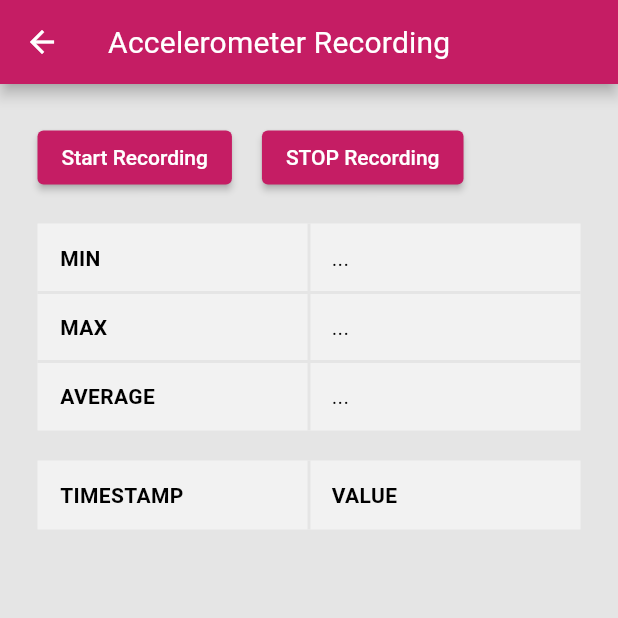
After one commit to hraschan/flutter_sensor_libary_app, a Flutter app: the AccelerometerRoute screen opened directly, after a tap on "RECORDINGS", on a phone screen of 412 x 824 dp, the top half of it. The commit adds this screen. Run offline on Flutter 3.47's test engine with Material 2 defaults, Android fonts, the phone set to English and light mode, and no system bars; our stand-ins replace flutter_map, latlong2, weather_icons; missing offline and left inert: sensor_library.

Commit message:
Added Screen to record Accelerometer and display values

```diff
--- /dev/null
+++ b/lib/routes/accelerometer_recording_route.dart
@@ -0,0 +1,193 @@
+import 'dart:async';
+
+import 'package:flutter/material.dart';
+import 'package:sensor_libary_test_app/themes/custom_colors.dart';
+import 'package:sensor_library/models/value_interpret/movement.dart';
+
+class AccelerometerRecordingRoute extends StatefulWidget {
+  const AccelerometerRecordingRoute({Key? key}) : super(key: key);
+
+  @override
+  _AccelerometerRecordingState createState() => _AccelerometerRecordingState();
+}
+
+class _AccelerometerRecordingState extends State<AccelerometerRecordingRoute> {
+  late Movement movement;
+  int milisec = 500;
+
+  Timer? timer;
+
+  var startButtonText = "Start Recording";
+
+  var minAcc = "...";
+  var maxAcc = "...";
+  var averageAcc = "...";
+
+  var records = <TableRow>[];
+
+  static const headingStyle = TextStyle(fontWeight: FontWeight.bold);
+
+  static const tableBorder = TableBorder(
+      horizontalInside:
+          BorderSide(width: 2, color: Background, style: BorderStyle.solid),
+      verticalInside:
+          BorderSide(width: 2, color: Background, style: BorderStyle.solid));
+
+  var tablePadding = const EdgeInsets.all(15.0);
+
+  @override
+  void initState() {
+    super.initState();
+    movement = Movement(inMillis: milisec);
+  }
+
+  void _startRecording() {
+    print("START");
+
+    setState(() {
+      records = <TableRow>[];
+    });
+
+    movement.startTracking(milisec);
+
+    timer = Timer.periodic(
+        Duration(milliseconds: milisec), (Timer t) => updateRecordTable());
+  }
+
+  void _stopRecording() {
+    print("STOP");
+    var minValue = movement.getMinAcceleration();
+    var maxValue = movement.getMaxAcceleration();
+    var averageValue = movement.getAvgAcceleration();
+
+    setState(() {
+      minAcc = minValue.value.toString();
+      maxAcc = maxValue.value.toString();
+      averageAcc = averageValue.value.toString();
+    });
+
+    timer?.cancel();
+
+    startButtonText = "RESTART Recording";
+    // movement.stopTracking();
+  }
+
+  @override
+  Widget build(BuildContext context) {
+    return Scaffold(
+        appBar: AppBar(
+          title: const Text("Accelerometer Recording"),
+        ),
+        body: SingleChildScrollView(
+            child: Padding(
+                padding: const EdgeInsets.all(25.0),
+                child: Column(
+                  children: [
+                    Row(children: [
+                      ElevatedButton(
+                        onPressed: () {
+                          _startRecording();
+                        },
+                        child: Text(startButtonText),
+                      ),
+                      const SizedBox(width: 20),
+                      ElevatedButton(
+                        onPressed: () {
+                          _stopRecording();
+                        },
+                        child: const Text('STOP Recording'),
+                      )
+                    ]),
+                    const SizedBox(height: 20),
+                    Table(
+                      border: tableBorder,
+                      children: [
+                        TableRow(
+                            decoration: const BoxDecoration(color: AccentWhite),
+                            children: [
+                              TableCell(
+                                  child: Padding(
+                                      padding: tablePadding,
+                                      child: Text('Min'.toUpperCase(),
+                                          style: headingStyle))),
+                              TableCell(
+                                  child: Padding(
+                                      padding: tablePadding,
+                                      child: Text(minAcc)))
+                            ]),
+                        TableRow(
+                            decoration: const BoxDecoration(color: AccentWhite),
+                            children: [
+                              TableCell(
+                                  child: Padding(
+                                      padding: tablePadding,
+                                      child: Text("Max".toUpperCase(),
+                                          style: headingStyle))),
+                              TableCell(
+                                  child: Padding(
+                                      padding: tablePadding,
+                                      child: Text(maxAcc)))
+                            ]),
+                        TableRow(
+                            decoration: const BoxDecoration(color: AccentWhite),
+                            children: [
+                              TableCell(
+                                  child: Padding(
+                                      padding: tablePadding,
+                                      child: Text("Average".toUpperCase(),
+                                          style: headingStyle))),
+                              TableCell(
+                                  child: Padding(
+                                      padding: tablePadding,
+                                      child: Text(averageAcc)))
+                            ])
+                      ],
+                    ),
+                    const SizedBox(height: 20),
+                    Table(
+                      border: tableBorder,
+                      children: [
+                        TableRow(
+                            decoration: const BoxDecoration(color: AccentWhite),
+                            children: [
+                              TableCell(
+                                  child: Padding(
+                                      padding: tablePadding,
+                                      child: Text("TimeStamp".toUpperCase(),
+                                          style: headingStyle))),
+                              TableCell(
+                                  child: Padding(
+                                      padding: tablePadding,
+                                      child: Text("Value".toUpperCase(),
+                                          style: headingStyle)))
+                            ]),
+                        ...records
+                      ],
+                    )
+                  ],
+                ))));
+  }
+
+  updateRecordTable() {
+    var now = DateTime.now();
+    var data = movement.getAccelerationAtTimestamp(now);
+
+    var newRecord = TableRow(
+        decoration: const BoxDecoration(color: AccentWhite),
+        children: [
+          TableCell(
+              child:
+                  Padding(padding: tablePadding, child: Text(now.toString()))),
+          TableCell(
+              child: Padding(
+                  padding: tablePadding, child: Text(data.value.toString())))
+        ]);
+
+    var updatedRecors = records;
+    updatedRecors.add(newRecord);
+
+    setState(() {
+      records = updatedRecors;
+    });
+  }
+}
--- a/lib/routes/accelerometer_route.dart
+++ b/lib/routes/accelerometer_route.dart
@@ -1,4 +1,6 @@
 import 'package:flutter/material.dart';
+import 'package:sensor_libary_test_app/routes/accelerometer_recording_route.dart';
+import 'package:sensor_libary_test_app/widgets/record_button_widget.dart';
 import 'package:sensor_library/models/raw_sensors/accelerometer.dart';
 import 'package:sensor_library/models/return_types/sensor_vector_3.dart';
 
@@ -66,7 +68,8 @@ class _AccelerometerState extends State<AccelerometerRoute> {
         ),
         body: ListView(
           padding: const EdgeInsets.all(8),
-          children: <Widget>[
+          children: [
+            const RecordButtonWidget(route: AccelerometerRecordingRoute()),
             Container(
               color: Colors.blueGrey[300],
               width: MediaQuery.of(context).size.width,
@@ -87,7 +90,7 @@ class _AccelerometerState extends State<AccelerometerRoute> {
                     )),
               ),
             ),
-            Container(
+            SizedBox(
               height: 60,
               child: Center(
                   child: Text(
--- a/pubspec.yaml
+++ b/pubspec.yaml
@@ -34,9 +34,7 @@ dependencies:
   # Use with the CupertinoIcons class for iOS style icons.
   cupertino_icons: ^1.0.2
   sensor_library:
-    git:
-      url: https://github.com/hraschan/flutter_sensor_library.git
-      ref: master
+    path: 'D:\Projects_FH\Mob_SensorLibrary'
   flutter_map: ^0.14.0
   weather_icons: ^3.0.0
 
```
Also changed, not shown: pubspec.lock.
